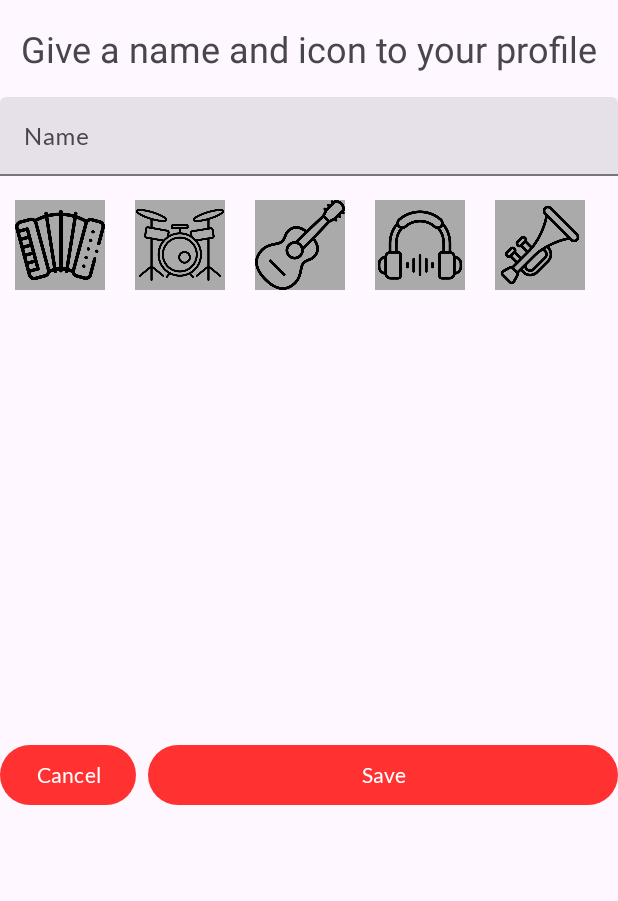
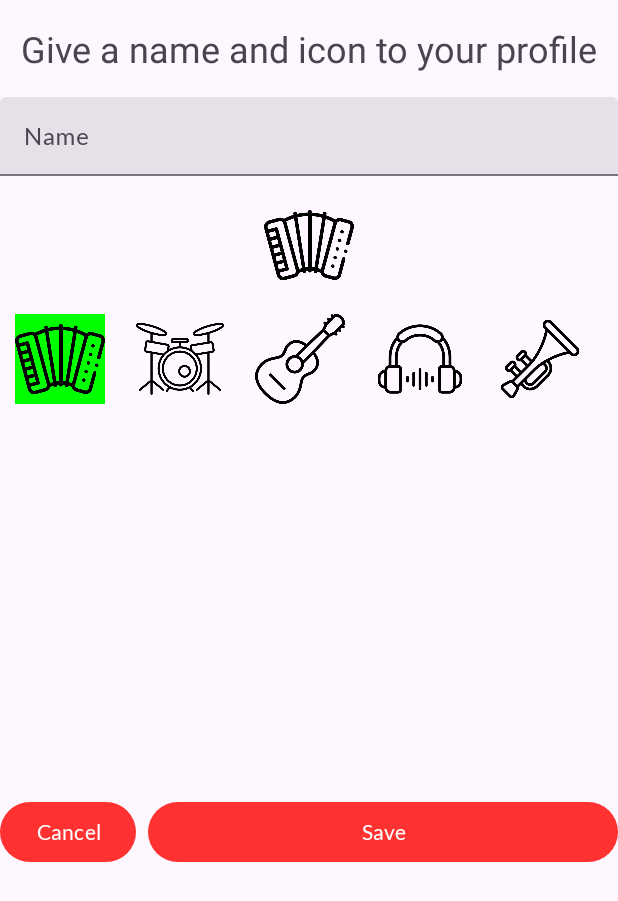
Before and after one commit to rayandradez/EmixerApp, an Android app: the AddUser screen opened through its navigation route, after a tap on an icon or button, on a phone screen of 412 x 824 dp. Shown: the top 901 px of the screen. Run offline under Robolectric (Android 15) with nearby library versions, the phone set to English and light mode, and no system bars.

Commit message:
manage user screen working, edit functionality implementada

```diff
--- a/app/src/main/java/com/example/emixerapp/ui/components/adapters/IconsAdapter.kt
+++ b/app/src/main/java/com/example/emixerapp/ui/components/adapters/IconsAdapter.kt
@@ -1,39 +1,44 @@
 package com.example.emixerapp.ui.components.adapters
 
+import android.graphics.Color
 import android.view.LayoutInflater
 import android.view.ViewGroup
 import androidx.core.content.ContextCompat
 import androidx.recyclerview.widget.RecyclerView
+import com.example.mvvmapp.R
 import com.example.mvvmapp.databinding.AdapterIconsBinding
 
 class IconsAdapter(private val dataSet: ArrayList<Int>) :
     RecyclerView.Adapter<IconsAdapter.ViewHolder>() {
     var onItemClick: ((Int) -> Unit)? = null
+    private var selectedPosition = -1 // Track the currently selected position
 
-    override fun onCreateViewHolder(viewGroup: ViewGroup, viewType: Int): ViewHolder {
-        val binding = AdapterIconsBinding.inflate(
-            LayoutInflater.from(viewGroup.context),
-            viewGroup,
-            false
-        )
-        return ViewHolder(binding)
-    }
-    override fun onBindViewHolder(viewHolder: ViewHolder, position: Int) {
-        val currentItem = dataSet[position]
-        viewHolder.binding(currentItem)
-        viewHolder.itemView.setOnClickListener {
-            onItemClick?.invoke(position)
+        inner class ViewHolder(val binding: AdapterIconsBinding) : RecyclerView.ViewHolder(binding.root) {
+            init {
+                itemView.setOnClickListener {
+                    val position = adapterPosition
+                    if (position != RecyclerView.NO_POSITION) {
+                        selectedPosition = if (selectedPosition == position) -1 else position // Toggle selection
+                        notifyDataSetChanged()
+                        onItemClick?.invoke(position) // Pass the position to the callback
+                    }
+                }
+            }
+
+            fun bind(iconResource: Int, isSelected: Boolean) {
+                binding.iconImageView.setImageResource(iconResource)
+                binding.iconImageView.setBackgroundColor(if (isSelected) ContextCompat.getColor(itemView.context, R.color.green) else Color.TRANSPARENT)
+            }
         }
 
+        override fun onCreateViewHolder(parent: ViewGroup, viewType: Int): ViewHolder {
+            val binding = AdapterIconsBinding.inflate(LayoutInflater.from(parent.context), parent, false)
+            return ViewHolder(binding)
+        }
+
+        override fun onBindViewHolder(holder: ViewHolder, position: Int) {
+            holder.bind(dataSet[position], position == selectedPosition) // Call the bind function here
+        }
+
+        override fun getItemCount(): Int = dataSet.size
     }
-    override fun getItemCount() = dataSet.size
-
-    // ViewHolder class to hold the view binding
-    class ViewHolder(private val binding: AdapterIconsBinding) :
-        RecyclerView.ViewHolder(binding.root) {
-        fun binding(icon: Int) {
-            binding.imgIcon.setImageResource(icon) // Set the image resource
-            binding.imgIcon.setBackgroundColor(ContextCompat.getColor(itemView.context, android.R.color.darker_gray))
-        }
-    }
-}
--- a/app/src/main/java/com/example/emixerapp/ui/components/viewModels/MainViewModel.kt
+++ b/app/src/main/java/com/example/emixerapp/ui/components/viewModels/MainViewModel.kt
@@ -28,11 +28,11 @@ class MainViewModel : ViewModel() {
             val updatedList = currentState.usersList.toMutableList()
             val index = updatedList.indexOfFirst { it.id == user.id }
             if (index != -1) {
-                updatedList[index] = user
+                updatedList[index] = user // Replace the existing user with updated user
+            } else {
+                updatedList.add(user) // Add if it's a new user
             }
             currentState.copy(usersList = updatedList)
         }
     }
-
-    //Other functions, if needed, to update the user list or individual users.  These should all update _uiState.
 }
--- a/app/src/main/java/com/example/emixerapp/ui/screens/AddUser.kt
+++ b/app/src/main/java/com/example/emixerapp/ui/screens/AddUser.kt
@@ -1,6 +1,9 @@
 package com.example.emixerapp.ui.screens
 
+import android.app.AlertDialog
 import android.os.Bundle
+import android.text.Editable
+import android.text.TextWatcher
 import android.util.Log
 import androidx.fragment.app.Fragment
 import android.view.LayoutInflater
@@ -16,6 +19,8 @@ import com.example.emixerapp.data.model.UserModel
 import com.example.emixerapp.ui.components.adapters.IconsAdapter
 import com.example.emixerapp.ui.components.viewModels.MainViewModel
 import com.example.mvvmapp.databinding.FragmentAddUserBinding
+import androidx.activity.OnBackPressedCallback
+
 
 
 /**
@@ -26,6 +31,9 @@ class AddUser : Fragment() {
     private lateinit var binding: FragmentAddUserBinding
     private lateinit var viewModel: MainViewModel
     private var selectedIconIndex = 0 //keep track of the selected icon
+
+    private var hasChanges = false
+
 
     // RecyclerView for displaying icons
     lateinit var myRecyclerIcon: RecyclerView
@@ -51,14 +59,19 @@ class AddUser : Fragment() {
         myRecyclerIcon.setHasFixedSize(true)
 
         // Set click listener for icon selection
-        adapterIconList.onItemClick  = { position ->
-            selectedIconIndex = position
+        adapterIconList.onItemClick = { position ->
+            selectedIconIndex = position // Update the index in the fragment
+            updateIconDisplay() // Update the display
         }
 
         args.selectedUser?.let { user ->
             // Pre-fill the form with existing user data
             binding.editNewName.setText(user.name)
             selectedIconIndex = user.iconIndex
+            updateIconDisplay()
+        } ?: run {
+            //Handle the case where no user was selected.  The form should be empty.
+            //This is already handled in your saveUser() method, but this section is important for the UI
         }
 
         // Handle Save button click
@@ -66,16 +79,44 @@ class AddUser : Fragment() {
             saveUser()
         }
 
+        binding.editNewName.addTextChangedListener(object : TextWatcher {
+            override fun beforeTextChanged(s: CharSequence?, start: Int, count: Int, after: Int) {}
+            override fun onTextChanged(s: CharSequence?, start: Int, before: Int, count: Int) {}
+            override fun afterTextChanged(s: Editable?) {
+                hasChanges = true
+            }
+        })
+
+
         return binding.root
+    }
+
+    override fun onViewCreated(view: View, savedInstanceState: Bundle?) {
+        super.onViewCreated(view, savedInstanceState)
+        requireActivity().onBackPressedDispatcher.addCallback(viewLifecycleOwner, object : OnBackPressedCallback(true) {
+            override fun handleOnBackPressed() {
+                if (hasChanges) {
+                    showDiscardChangesDialog()
+                } else {
+                    findNavController().navigateUp()
+                }
+            }
+        })
+    }
+
+
+    private fun updateIconDisplay() {
+        val drawableResource = IconManager.getDrawableResource(selectedIconIndex)
+        binding.userIconImageView.setImageResource(drawableResource)
     }
 
     private fun saveUser() {
         val userName = binding.editNewName.text.toString()
         if (userName.isNotEmpty()) {
-            val user = args.selectedUser ?: UserModel(name = userName, iconIndex = selectedIconIndex) // Create a new user if needed
-
-            viewModel.updateUser(user) // Pass the user to update the ViewModel
-
+            val user = args.selectedUser ?: UserModel(name = userName, iconIndex = selectedIconIndex)
+            user.name = userName
+            user.iconIndex = selectedIconIndex
+            viewModel.updateUser(user)
             findNavController().navigateUp()
             binding.editNewName.text?.clear()
             selectedIconIndex = 0
@@ -84,4 +125,17 @@ class AddUser : Fragment() {
         }
     }
 
+    private fun showDiscardChangesDialog() {
+        val builder = AlertDialog.Builder(requireContext())
+        builder.setTitle("Discard Changes?")
+        builder.setMessage("You have unsaved changes. Do you want to discard them?")
+        builder.setPositiveButton("Discard") { _, _ ->
+            findNavController().navigateUp()
+        }
+        builder.setNegativeButton("Cancel") { dialog, _ ->
+            dialog.dismiss()
+        }
+        builder.show()
+
 }
+}
--- a/app/src/main/java/com/example/emixerapp/ui/screens/Welcome.kt
+++ b/app/src/main/java/com/example/emixerapp/ui/screens/Welcome.kt
@@ -11,6 +11,7 @@ import androidx.lifecycle.ViewModelProvider
 import androidx.lifecycle.lifecycleScope
 import androidx.lifecycle.repeatOnLifecycle
 import androidx.navigation.findNavController
+import androidx.recyclerview.widget.DiffUtil
 import androidx.recyclerview.widget.RecyclerView
 import com.example.emixerapp.data.model.UserModel
 import com.example.emixerapp.ui.components.adapters.UsersAdapter
@@ -27,7 +28,6 @@ class Welcome : Fragment() {
     private lateinit var viewModel: MainViewModel
 
     lateinit var myRecyclerUser: RecyclerView
-    var userList = ArrayList<UserModel>()
     lateinit var adapterUserList: UsersAdapter
 
 
@@ -49,36 +49,33 @@ class Welcome : Fragment() {
         binding.ManageUser.setOnClickListener {
             it.findNavController().navigate(R.id.action_welcome_to_manageUser)
         }
+
         viewLifecycleOwner.lifecycleScope.launch {
             viewLifecycleOwner.repeatOnLifecycle(Lifecycle.State.STARTED) {
-                viewModel.uiState.collectLatest { uiState ->
-                    val previousListSize = adapterUserList.itemCount
-                    val newList = uiState.usersList ?: emptyList()
-                    adapterUserList.dataSet = newList.toCollection(ArrayList()) // Update the adapter's data directly
+                viewModel.uiState.collect { uiState ->
+                    val newList = uiState.usersList
+                    val diffResult = DiffUtil.calculateDiff(UsersDiffCallback(adapterUserList.dataSet, newList))
+                    adapterUserList.dataSet.clear() // Clear the existing data
+                    adapterUserList.dataSet.addAll(newList) // Add the new data
+                    diffResult.dispatchUpdatesTo(adapterUserList) //Efficiently update the RecyclerView
+                }
+            }
+        }
+        return binding.root
 
-                    if (previousListSize == 0 && newList.isNotEmpty()) {
-                        // List was empty, now it's not.  Use notifyDataSetChanged for simplicity.
-                        adapterUserList.notifyDataSetChanged()
-                    } else if (previousListSize < newList.size) {
-                        //Items were added.
-                        val addedItems = newList.size - previousListSize
-                        adapterUserList.notifyItemRangeInserted(previousListSize, addedItems)
+    }
 
-                    } else if (previousListSize > newList.size) {
-                        // Items were removed.
-                        val removedItems = previousListSize - newList.size
-                        adapterUserList.notifyItemRangeRemoved(newList.size, removedItems)
+        class UsersDiffCallback(private val oldList: List<UserModel>, private val newList: List<UserModel>) : DiffUtil.Callback() {
+            override fun getOldListSize(): Int = oldList.size
+            override fun getNewListSize(): Int = newList.size
 
-                    } else {
-                        // Items were modified (this check is less precise)
-                        adapterUserList.notifyDataSetChanged() // Or use more specific notifyItemChanged if possible
-                    }
-                }
+            override fun areItemsTheSame(oldItemPosition: Int, newItemPosition: Int): Boolean {
+                return oldList[oldItemPosition].id == newList[newItemPosition].id
+            }
 
+            override fun areContentsTheSame(oldItemPosition: Int, newItemPosition: Int): Boolean {
+                return oldList[oldItemPosition] == newList[newItemPosition]
             }
         }
 
-        return binding.root
-    }
-
 }
--- a/app/src/main/res/layout/adapter_icons.xml
+++ b/app/src/main/res/layout/adapter_icons.xml
@@ -10,7 +10,7 @@
     >
 
     <ImageView
-        android:id="@+id/imgIcon"
+        android:id="@+id/iconImageView"
         android:layout_width="60dp"
         android:layout_height="60dp"
         android:gravity="center_horizontal"
--- a/app/src/main/res/layout/fragment_add_user.xml
+++ b/app/src/main/res/layout/fragment_add_user.xml
@@ -36,6 +36,16 @@
 
     </com.google.android.material.textfield.TextInputLayout>
 
+    <ImageView
+        android:id="@+id/userIconImageView"
+        android:layout_width="60dp"
+        android:layout_height="60dp"
+        android:layout_marginTop="16dp"
+        android:scaleType="centerCrop"
+        app:layout_constraintEnd_toEndOf="parent"
+        app:layout_constraintStart_toStartOf="parent"
+        app:layout_constraintTop_toBottomOf="@+id/filledTextField" />
+
     <androidx.recyclerview.widget.RecyclerView
         android:id="@+id/recycler_view_icons"
         android:layout_width="0dp"
@@ -43,9 +53,8 @@
         android:layout_marginTop="16dp"
         app:layout_constraintEnd_toEndOf="parent"
         app:layout_constraintStart_toStartOf="parent"
-        app:layout_constraintTop_toBottomOf="@+id/filledTextField"
+        app:layout_constraintTop_toBottomOf="@+id/userIconImageView"
         tools:listitem="@layout/adapter_icons" />
-
 
     <LinearLayout
         android:layout_width="0dp"
--- a/app/src/main/res/navigation/nav_graph.xml
+++ b/app/src/main/res/navigation/nav_graph.xml
@@ -27,19 +27,16 @@
         android:label="fragment_manage_user"
         tools:layout="@layout/fragment_manage_user">
         <action
-            android:id="@+id/action_manageUser_to_addUser3"
-            app:destination="@id/addUser3">
+            android:id="@+id/action_manageUser_to_addUser"
+            app:destination="@id/addUser">
             <argument
                 android:name="selectedUser"
                 app:argType="com.example.emixerapp.data.model.UserModel"
                 app:nullable="true" />
         </action>
-        <action
-            android:id="@+id/action_manageUser_to_addNewUser"
-            app:destination="@id/addUser3" />
     </fragment>
     <fragment
-        android:id="@+id/addUser3"
+        android:id="@+id/addUser"
         android:name="com.example.emixerapp.ui.screens.AddUser"
         android:label="fragment_add_user"
         tools:layout="@layout/fragment_add_user">
```
Also changed, not shown: app/src/main/java/com/example/emixerapp/ui/components/adapters/UsersAdapter.kt (+9 -3 lines), app/src/main/java/com/example/emixerapp/ui/screens/ManageUser.kt (+24 -29 lines).
